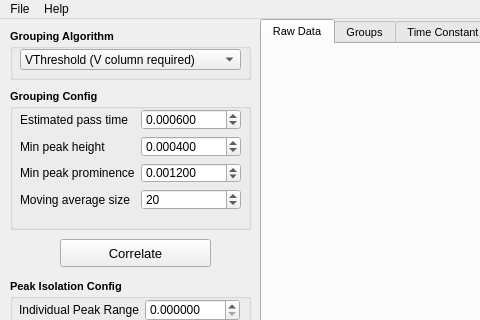
The window that app.ui (turtlebasket/crds_analyzer) describes before a commit, drawn with Qt 5; both pictures show x 0 to 480 and y 0 to 320 of the 1091 by 580 pixel window.
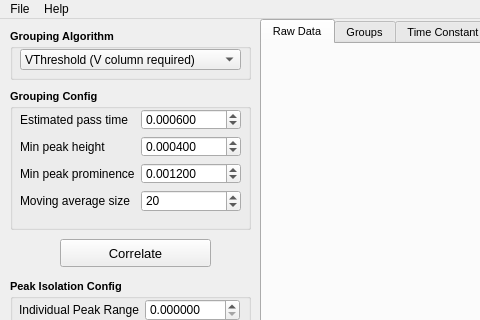
The same window after the commit. The open tabs and pages were chosen to show the change. Custom widgets are drawn as their Qt base class.

Commit message: update readme, repo name, window title

Diff of the .ui file:
```diff
--- a/app.ui
+++ b/app.ui
@@ -149,7 +149,7 @@
          <x>0</x>
          <y>0</y>
          <width>221</width>
-         <height>101</height>
+         <height>103</height>
         </rect>
        </property>
        <layout class="QFormLayout" name="formLayout">
```
Left out of the diff: 4 changed lines with no effect on the pictures. The commit also changes 2 other files.
